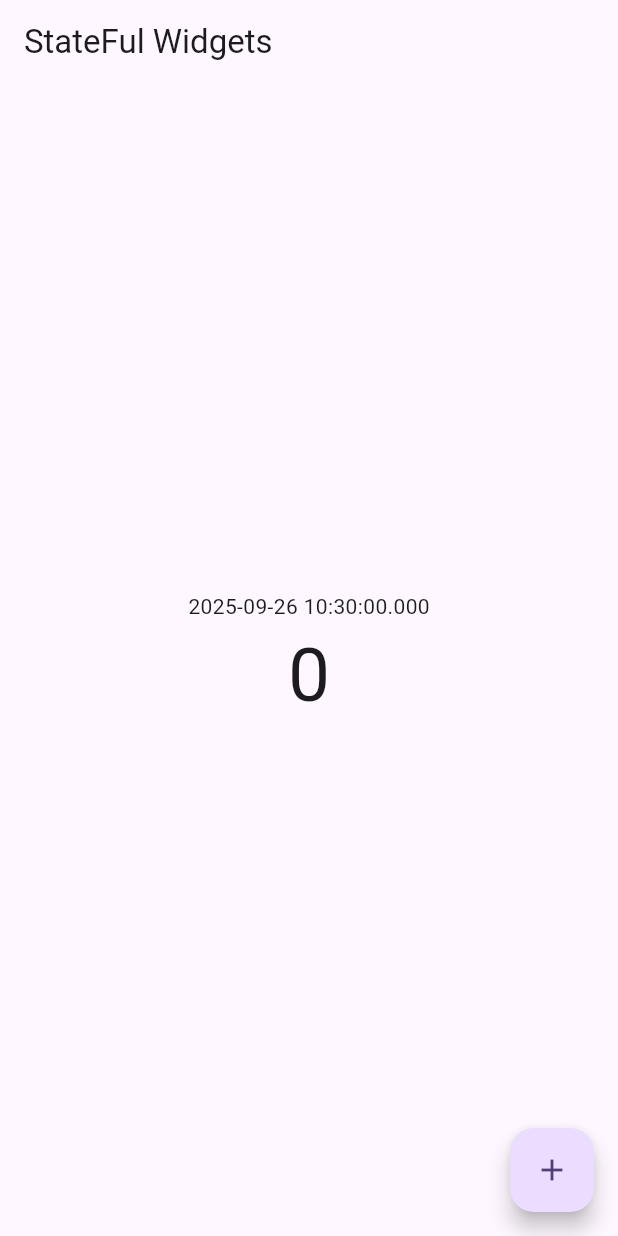
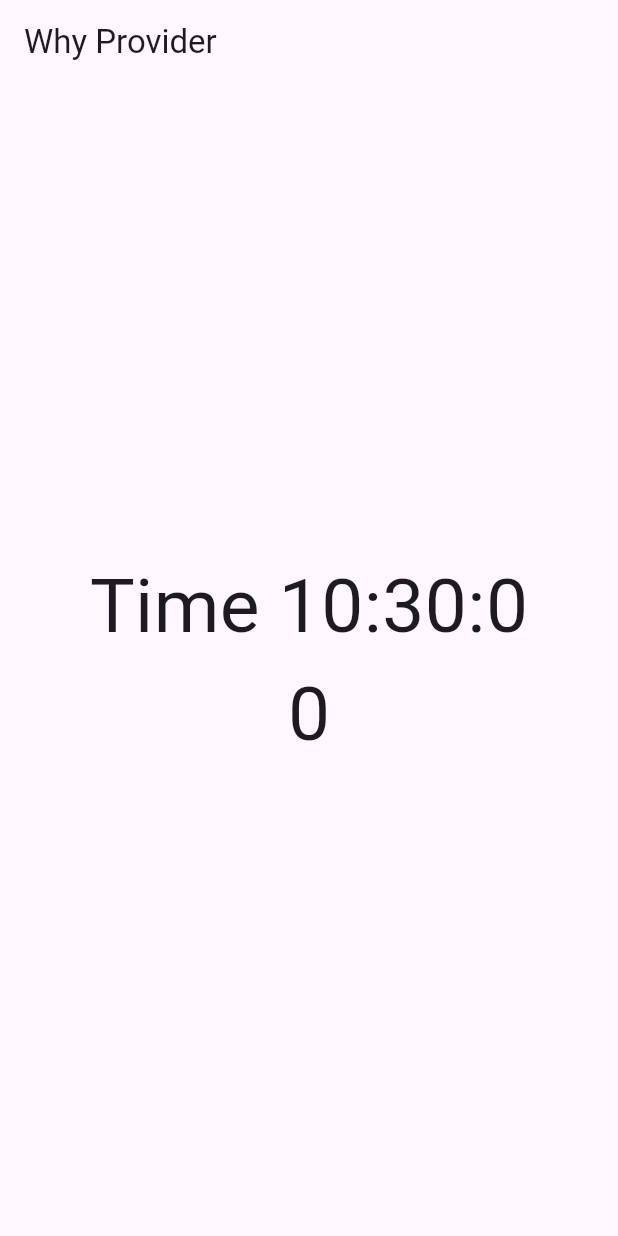
Before and after one commit to SuhAilMAnzoor/provider-state-management, a Flutter app: the first screen one second after launch, on a phone screen of 412 x 824 dp. Run offline on Flutter 3.47's test engine with Material 3 defaults, Android fonts, the phone set to English and light mode, and no system bars.

Commit message:
WhyProviderScreen calls first initState() function to perform a Timer.periodic function that increments a count every second, calls setState() each tick, and the UI shows the current clock time and the incrementing counter value each second the entire build widget rebuild with new values

```diff
--- a/lib/main.dart
+++ b/lib/main.dart
@@ -1,6 +1,7 @@
 import 'package:flutter/material.dart';
 import 'package:provider_state_management/home_screen.dart';
 import 'package:provider_state_management/stateful_widget_screen.dart';
+import 'package:provider_state_management/why_provider.dart';
 
 void main() {
   runApp(const MyApp());
@@ -17,7 +18,7 @@ class MyApp extends StatelessWidget {
       theme: ThemeData(
         colorScheme: ColorScheme.fromSeed(seedColor: Colors.deepPurple),
       ),
-      home: StatefulWidgetScreen(),
+      home: WhyProviderScreen(),
     );
   }
 }
--- /dev/null
+++ b/lib/why_provider.dart
@@ -0,0 +1,46 @@
+import 'dart:async';
+
+import 'package:flutter/material.dart';
+
+class WhyProviderScreen extends StatefulWidget {
+  const WhyProviderScreen({super.key});
+
+  @override
+  State<WhyProviderScreen> createState() => _WhyProviderScreenState();
+}
+
+class _WhyProviderScreenState extends State<WhyProviderScreen> {
+  int count = 0;
+
+  @override
+  void initState() {
+    super.initState();
+
+    Timer.periodic(Duration(seconds: 1), (timer) {
+      count++;
+      print(count);
+      setState(() {});
+    });
+  }
+
+  @override
+  Widget build(BuildContext context) {
+    print("build $count");
+    return Scaffold(
+      appBar: AppBar(title: Text("Why Provider")),
+      body: Column(
+        mainAxisAlignment: MainAxisAlignment.center,
+        crossAxisAlignment: CrossAxisAlignment.center,
+        children: [
+          Center(
+            child: Text(
+              "Time ${DateTime.now().hour}:${DateTime.now().minute}:${DateTime.now().second}",
+              style: TextStyle(fontSize: 50),
+            ),
+          ),
+          Center(child: Text(count.toString(), style: TextStyle(fontSize: 50))),
+        ],
+      ),
+    );
+  }
+}
```
